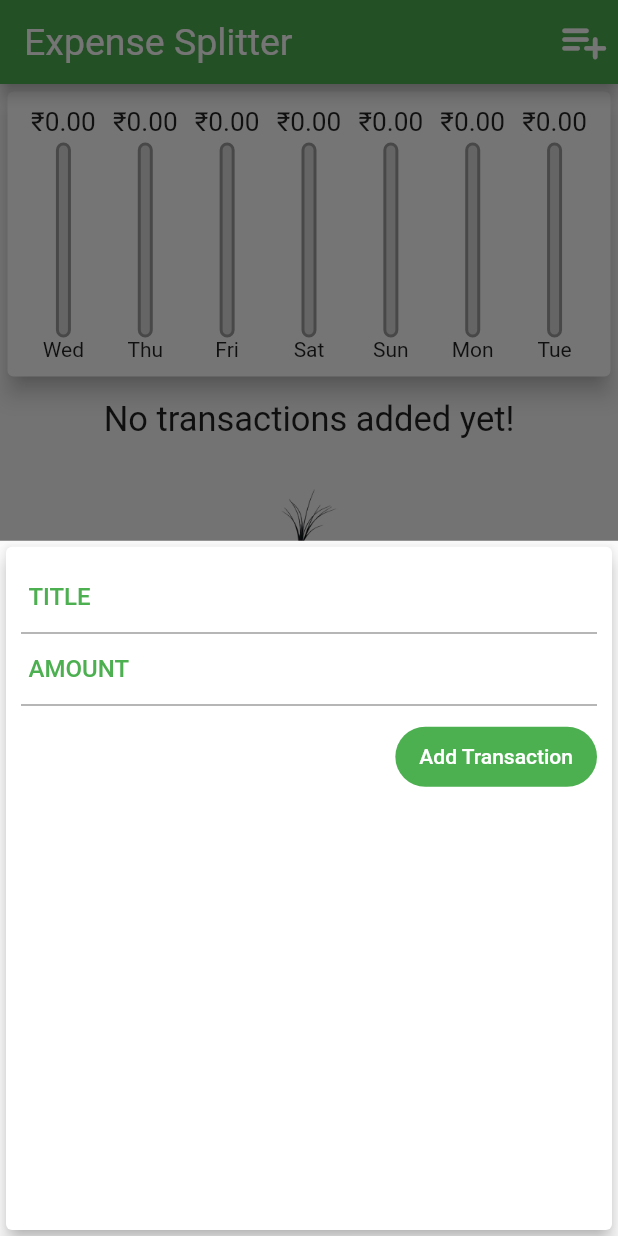
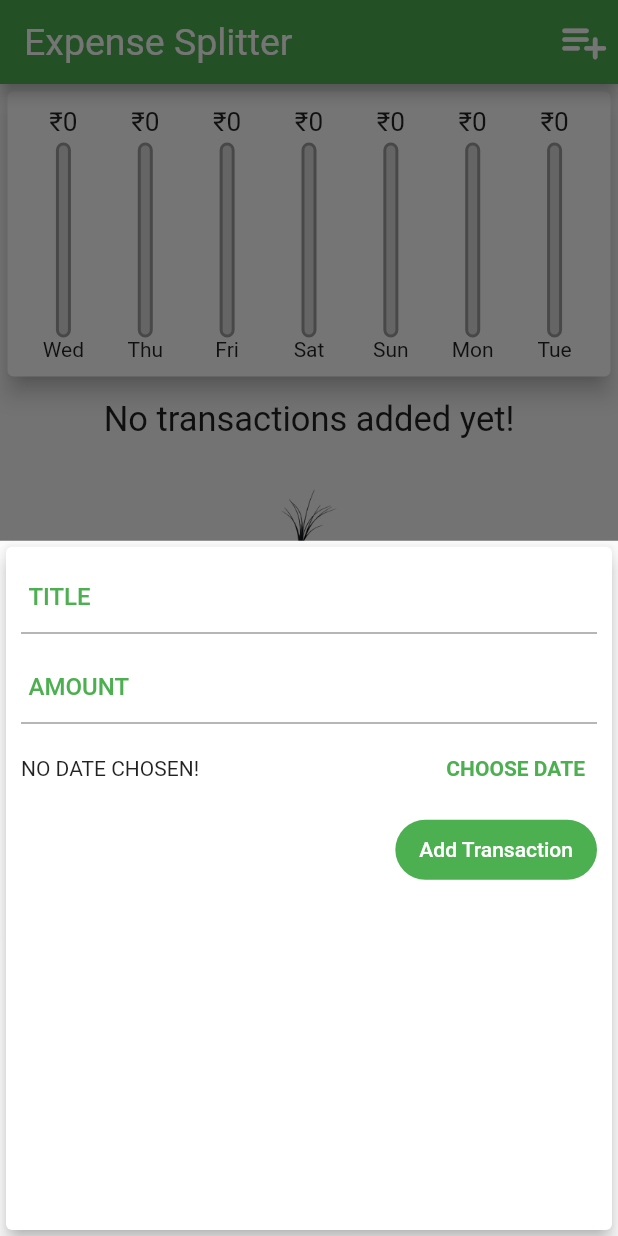
Before and after one commit to Dante291/Expense-splitter-app, a Flutter app: the screen it shows after launch, after a tap on the "playlist add" icon, on a phone screen of 412 x 824 dp. Run offline on Flutter 3.47's test engine with Material 2 defaults, Android fonts, the phone set to English and light mode, and no system bars.

Commit message:
added feature to add transaction on differnt past date

```diff
--- a/lib/chart_bar.dart
+++ b/lib/chart_bar.dart
@@ -14,7 +14,7 @@ class Chartbar extends StatelessWidget {
         Container(
             height: 20,
             child: FittedBox(
-                child: Text('₹${spendingAmount.toStringAsFixed(2)}'))),
+                child: Text('₹${spendingAmount.toStringAsFixed(0)}'))),
         const SizedBox(
           height: 4,
         ),
--- a/lib/main.dart
+++ b/lib/main.dart
@@ -1,7 +1,6 @@
 import 'chart.dart';
 import 'new_tx.dart';
 import 'package:flutter/material.dart';
-
 import 'Transaction_list.dart';
 import 'transaction.dart';
 
@@ -29,11 +28,7 @@ class MyHomePage extends StatefulWidget {
 }
 
 class _MyHomePageState extends State<MyHomePage> {
-  final List<Transaction> userTransactions = [
-    // Transaction(
-    //     id: 't1', title: 'NEW SHOES', amount: 82.90, date: DateTime.now()),
-    // Transaction(id: 't2', title: 'STUDIES', amount: 10.00, date: DateTime.now())
-  ];
+  final List<Transaction> userTransactions = [];
 
   List<Transaction> get recentTx {
     return userTransactions.where((tx) {
@@ -41,12 +36,13 @@ class _MyHomePageState extends State<MyHomePage> {
     }).toList();
   }
 
-  void addNewTransactions(String txTitle, double txAmount) {
+  void addNewTransactions(
+      String txTitle, double txAmount, DateTime chosenDate) {
     final newTx = Transaction(
         id: DateTime.now().toString(),
         title: txTitle,
         amount: txAmount,
-        date: DateTime.now());
+        date: chosenDate);
 
     setState(() {
       userTransactions.add(newTx);
--- a/lib/new_tx.dart
+++ b/lib/new_tx.dart
@@ -1,9 +1,9 @@
 import 'package:flutter/material.dart';
+import 'package:intl/intl.dart';
 
 // ignore: use_key_in_widget_constructors
 class NewTransactions extends StatefulWidget {
   final Function addTx;
-
   const NewTransactions(this.addTx);
 
   @override
@@ -12,23 +12,43 @@ class NewTransactions extends StatefulWidget {
 
 class _NewTransactionsState extends State<NewTransactions> {
   final titlecontroller = TextEditingController();
-
+  String selectedDate = '';
   final amountcontroller = TextEditingController();
 
   void sumbitdata() {
+    if (amountcontroller.text.isEmpty) {
+      return;
+    }
     final enteredtitle = titlecontroller.text;
     final enteredamount = double.parse(amountcontroller.text);
 
-    if (enteredtitle.isEmpty || enteredamount <= 0) {
+    if (enteredtitle.isEmpty || enteredamount <= 0 || selectedDate == '') {
       return;
     }
 
     widget.addTx(
       enteredtitle,
       enteredamount,
+      DateTime.parse(selectedDate),
     );
 
     Navigator.of(context).pop();
+  }
+
+  void datepicker() {
+    showDatePicker(
+            context: context,
+            initialDate: DateTime.now(),
+            firstDate: DateTime(2023),
+            lastDate: DateTime.now())
+        .then((pickedDate) {
+      if (pickedDate == null) {
+        return;
+      }
+      setState(() {
+        selectedDate = pickedDate.toString();
+      });
+    });
   }
 
   @override
@@ -40,10 +60,12 @@ class _NewTransactionsState extends State<NewTransactions> {
         child: Column(
           crossAxisAlignment: CrossAxisAlignment.end,
           children: [
-            TextField(
+            Container(
+              height: 60,
+              child: TextField(
                   textAlignVertical: TextAlignVertical.top,
                   decoration: InputDecoration(
-                  contentPadding: EdgeInsets.all(5),
+                    contentPadding: const EdgeInsets.all(5),
                     labelText: 'TITLE',
                     labelStyle: TextStyle(
                       fontWeight: FontWeight.w500,
@@ -55,9 +77,10 @@ class _NewTransactionsState extends State<NewTransactions> {
                     FocusScope.of(context).unfocus();
                   }),
                   onSubmitted: (_) => sumbitdata()),
+            ),
             TextField(
               decoration: InputDecoration(
-                  contentPadding: EdgeInsets.all(5),
+                  contentPadding: const EdgeInsets.all(5),
                   labelText: 'AMOUNT',
                   labelStyle: TextStyle(
                     fontWeight: FontWeight.w500,
@@ -73,8 +96,24 @@ class _NewTransactionsState extends State<NewTransactions> {
                 fontStyle: FontStyle.normal,
               ),
             ),
-            const SizedBox(
-              height: 10,
+            Container(
+              height: 60,
+              child: Row(
+                children: [
+                  Expanded(
+                      child: Text(
+                    selectedDate == ''
+                        ? 'NO DATE CHOSEN!'
+                        : 'Picked Date: ${DateFormat.yMd().format(DateTime.parse(selectedDate)).toString()}',
+                  )),
+                  TextButton(
+                      onPressed: datepicker,
+                      child: const Text(
+                        'CHOOSE DATE',
+                        style: TextStyle(fontWeight: FontWeight.bold),
+                      ))
+                ],
+              ),
             ),
             FilledButton.tonal(
               onPressed: sumbitdata,
```
Also changed, not shown: lib/Transaction_list.dart (+8 -2 lines). Lines whose indentation alone changed are shown as unchanged.
